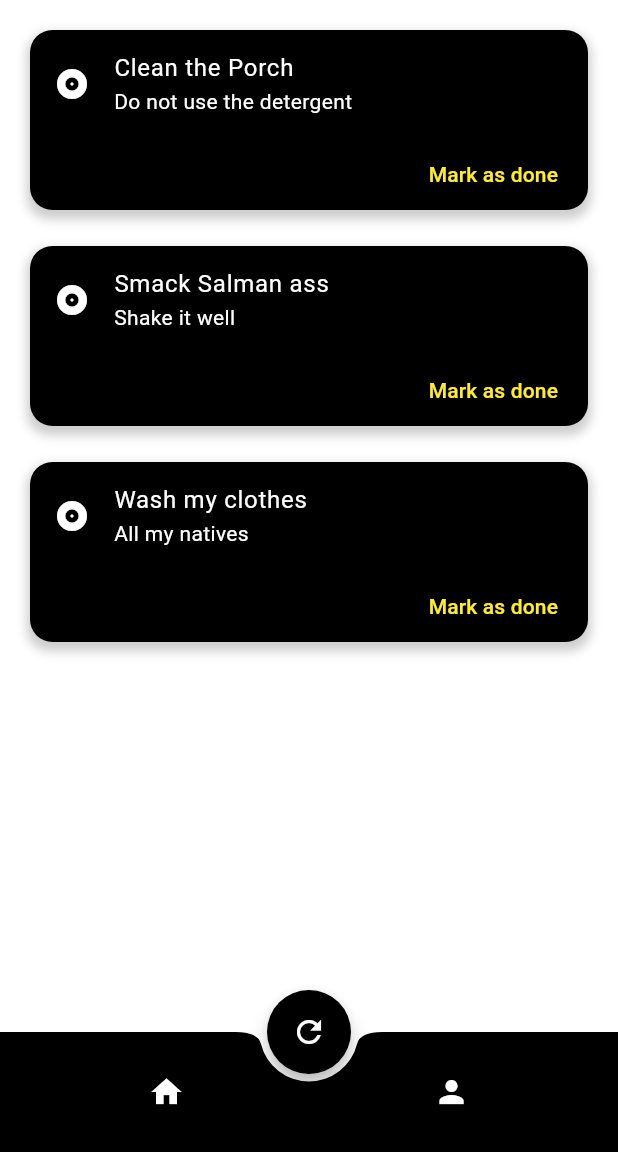
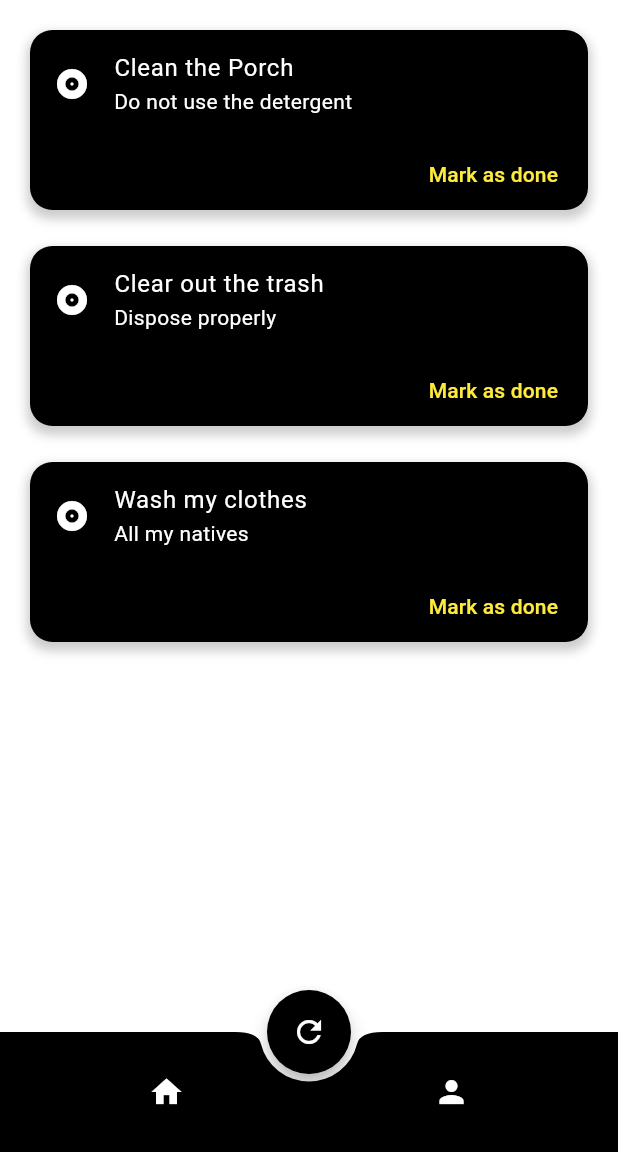
Before and after one commit to Sinmiloluwa/simple-flutter-todo, a Flutter app: the screen it shows after launch, on a phone screen of 412 x 824 dp, the part 84-1236 px from its top. Run offline on Flutter 3.47's test engine with Material 3 defaults, Android fonts, the phone set to English and light mode, and no system bars; our stand-ins replace fl_chart.

Commit message:
change subtitle

```diff
--- a/lib/screens/Homepage.dart
+++ b/lib/screens/Homepage.dart
@@ -19,8 +19,8 @@ class _HomepageState extends State<Homepage> {
       'subtitle': 'Do not use the detergent',
     },
     {
-      'title': 'Smack Salman ass',
-      'subtitle': 'Shake it well',
+      'title': 'Clear out the trash',
+      'subtitle': 'Dispose properly',
     },
     {
       'title': 'Wash my clothes',
```
